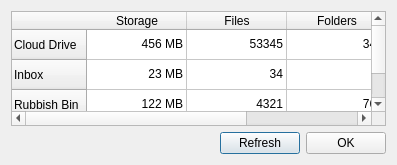
Qt form Source/MEGASync/gui/macx/AccountDetailsDialog.ui (meganz/MEGAsync) before a commit.
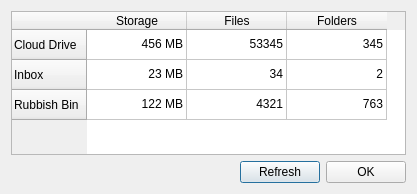
The same form after that commit.

Commit message: Added visualization of account info

What changed in the file:
```diff
--- a/Source/MEGASync/gui/macx/AccountDetailsDialog.ui
+++ b/Source/MEGASync/gui/macx/AccountDetailsDialog.ui
@@ -6,10 +6,22 @@
    <rect>
     <x>0</x>
     <y>0</y>
-    <width>397</width>
-    <height>165</height>
+    <width>417</width>
+    <height>194</height>
    </rect>
   </property>
+  <property name="minimumSize">
+   <size>
+    <width>417</width>
+    <height>194</height>
+   </size>
+  </property>
+  <property name="maximumSize">
+   <size>
+    <width>417</width>
+    <height>194</height>
+   </size>
+  </property>
   <property name="windowTitle">
    <string>Account usage details</string>
   </property>
@@ -35,12 +47,39 @@
       </item>
       <item>
        <widget class="QTableWidget" name="tValues">
+        <property name="sizePolicy">
+         <sizepolicy hsizetype="Expanding" vsizetype="Expanding">
+          <horstretch>0</horstretch>
+          <verstretch>0</verstretch>
+         </sizepolicy>
+        </property>
         <property name="focusPolicy">
          <enum>Qt::NoFocus</enum>
         </property>
         <property name="layoutDirection">
          <enum>Qt::LeftToRight</enum>
         </property>
+        <property name="verticalScrollBarPolicy">
+         <enum>Qt::ScrollBarAlwaysOff</enum>
+        </property>
+        <property name="horizontalScrollBarPolicy">
+         <enum>Qt::ScrollBarAlwaysOff</enum>
+        </property>
+        <property name="autoScroll">
+         <bool>false</bool>
+        </property>
+        <property name="autoScrollMargin">
+         <number>0</number>
+        </property>
+        <property name="editTriggers">
+         <set>QAbstractItemView::NoEditTriggers</set>
+        </property>
+        <property name="showGrid">
+         <bool>true</bool>
+        </property>
+        <attribute name="horizontalHeaderVisible">
+         <bool>true</bool>
+        </attribute>
         <row>
          <property name="text">
           <string>Cloud Drive</string>
@@ -161,8 +200,8 @@
    <item>
     <widget class="QWidget" name="widget_3" native="true">
      <layout class="QHBoxLayout" name="horizontalLayout_3">
-      <property name="spacing">
-       <number>6</number>
+      <property name="leftMargin">
+       <number>0</number>
       </property>
       <property name="margin">
        <number>0</number>
```
Left out of the diff: 19 changed lines with no effect on the pictures. The commit also changes 1 other file.
